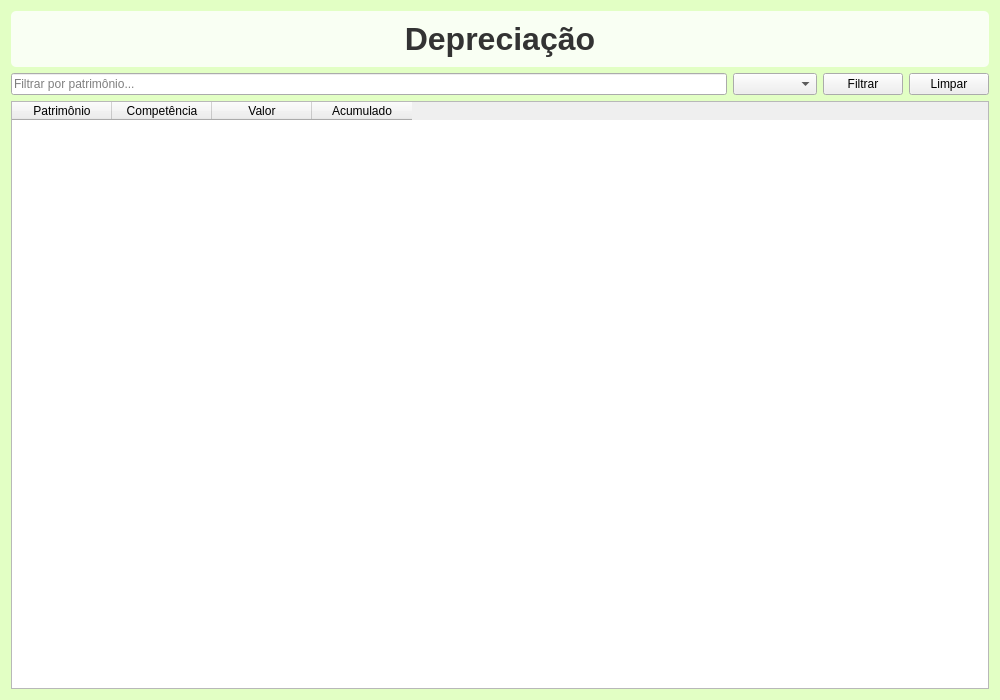
Old version of the form Teste-Patrimonio/frontend/depreciacao.ui in the repository zecadelgado/patp.
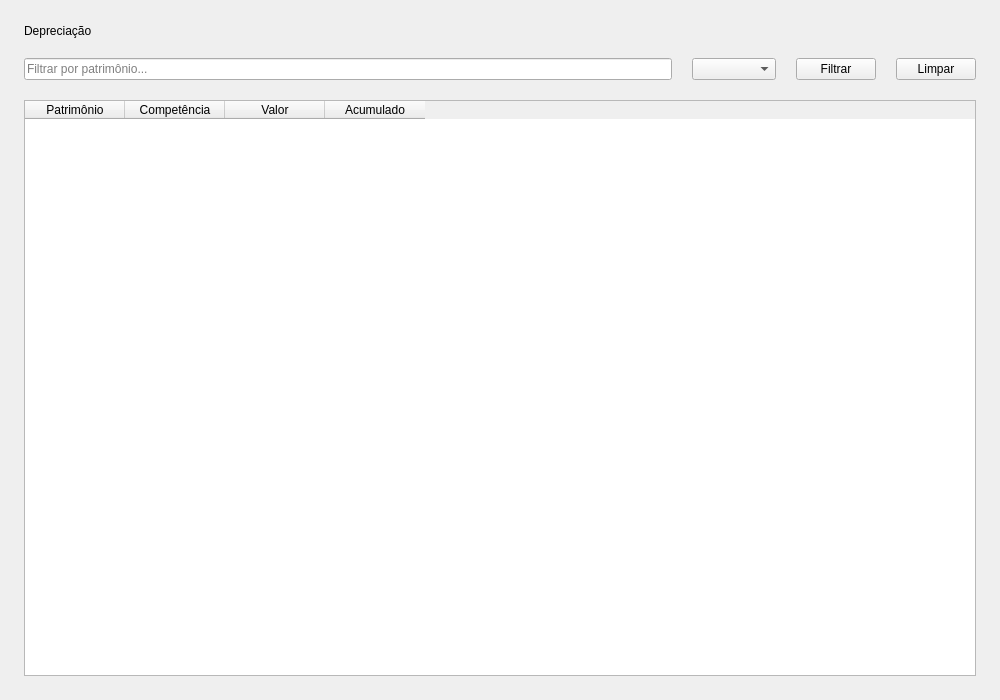
New version of the form.

```diff
--- a/Teste-Patrimonio/frontend/depreciacao.ui
+++ b/Teste-Patrimonio/frontend/depreciacao.ui
@@ -13,32 +13,29 @@
   <property name="windowTitle">
    <string>Depreciação</string>
   </property>
-  <property name="styleSheet">
-   <string notr="true">#DepreciacaoWindow
-{
-background-color: rgb(226, 255, 196);
-}</string>
-  </property>
   <layout class="QVBoxLayout" name="verticalLayout">
+      <property name="spacing">
+        <number>20</number>
+      </property>
+      <property name="leftMargin">
+        <number>24</number>
+      </property>
+      <property name="topMargin">
+        <number>24</number>
+      </property>
+      <property name="rightMargin">
+        <number>24</number>
+      </property>
+      <property name="bottomMargin">
+        <number>24</number>
+      </property>
    <item>
     <widget class="QLabel" name="lbl_title">
-     <property name="font">
-      <font>
-       <pointsize>24</pointsize>
-       <bold>true</bold>
-      </font>
-     </property>
-     <property name="styleSheet">
-      <string notr="true">color: #333333;
-background: rgba(255, 255, 255, 0.8);
-padding: 10px;
-border-radius: 5px;</string>
-     </property>
      <property name="text">
       <string>Depreciação</string>
      </property>
      <property name="alignment">
-      <set>Qt::AlignmentFlag::AlignCenter</set>
+            <set>Qt::AlignmentFlag::AlignLeft | Qt::AlignmentFlag::AlignVCenter</set>
      </property>
     </widget>
    </item>
```
Left out of the diff: 6 changed lines with no effect on the pictures. Lines whose indentation alone changed are shown as unchanged.
